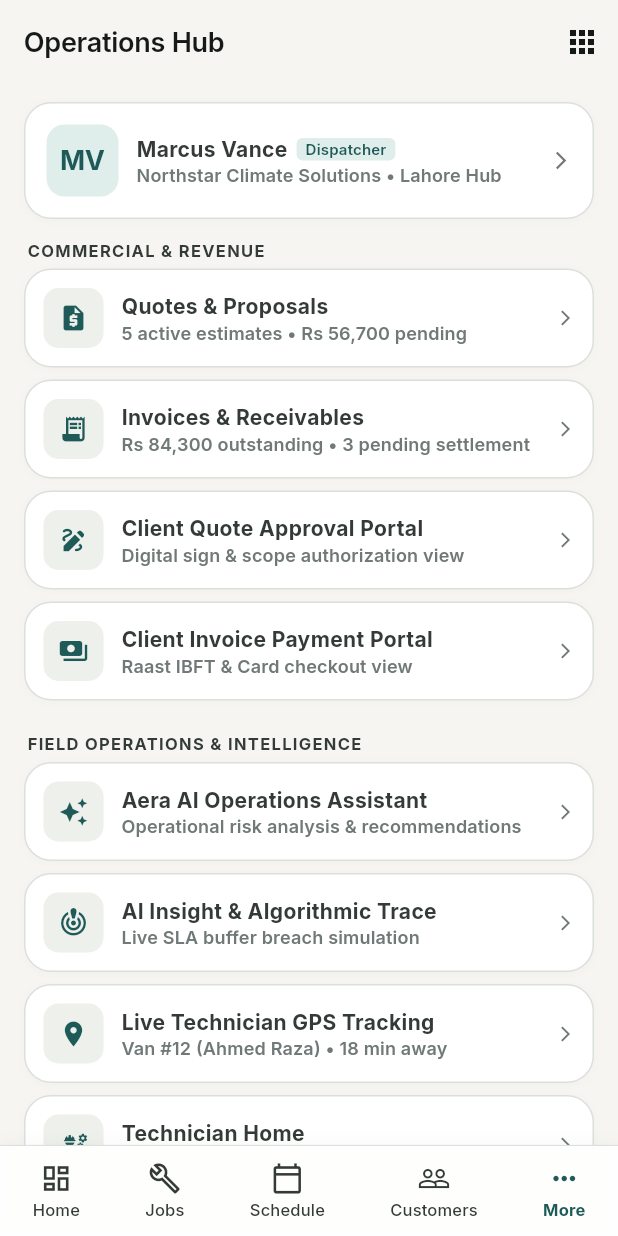
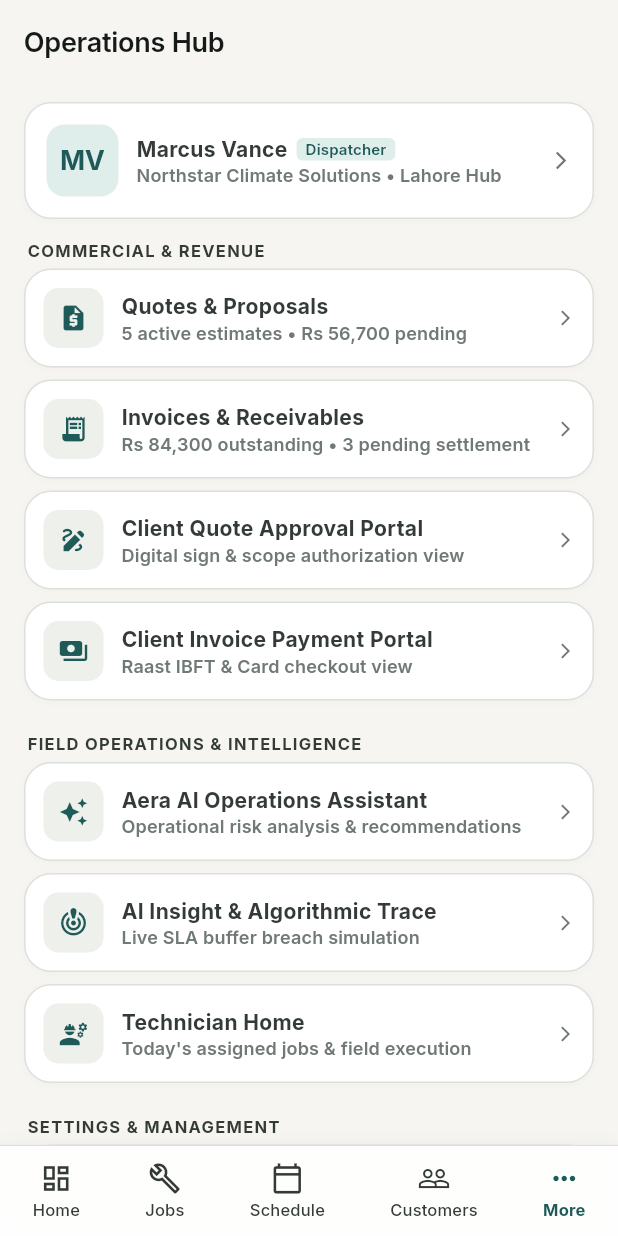
Before and after one commit to Abdul-Mueez-init/Aera, a Flutter app: the screen it shows after launch, item 5 of the bottom bar chosen, on a phone screen of 412 x 824 dp. Run offline on Flutter 3.47's test engine with Material 3 defaults, Android fonts, the phone set to English and light mode, and no system bars; our stand-ins replace flutter_riverpod, go_router, google_fonts, image_picker, shared_preferences; network calls fail.

Commit message:
Phase E4 & E5: Technician journey and route/API mismatches fixes

```diff
--- a/lib/core/router/app_scaffold.dart
+++ b/lib/core/router/app_scaffold.dart
@@ -106,7 +106,8 @@ class _ScreenCatalogDrawer extends StatelessWidget {
 
                   _categoryHeader('Batch 5: Field, AI & Settings'),
                   _item(context, 'Technician Home', '/technician-home'),
-                  _item(context, 'Technician Tracking', '/technician-tracking'),
+                  // Technician Tracking requires token and jobId parameters - disabled in catalog
+                  // _item(context, 'Technician Tracking', '/technician-tracking'),
                   _item(context, 'AI Operations Assistant', '/ai-assistant'),
                   _item(context, 'AI Insight Detail', '/ai-insight/ins-1'),
                   _item(context, 'Notifications', '/notifications'),
--- a/lib/features/more/more_screen.dart
+++ b/lib/features/more/more_screen.dart
@@ -13,13 +13,8 @@ class MoreScreen extends StatelessWidget {
       backgroundColor: AeraColors.canvas,
       appBar: AppBar(
         title: const Text('Operations Hub'),
-        actions: [
-          IconButton(
-            icon: const Icon(Icons.apps),
-            tooltip: 'Screen Catalog',
-            onPressed: () => Scaffold.of(context).openEndDrawer(),
-          ),
-        ],
+        // Screen catalog drawer is only available in main app shell
+        // Removed broken openEndDrawer call
       ),
       body: ListView(
         padding: const EdgeInsets.symmetric(horizontal: 16, vertical: 12),
@@ -150,13 +145,14 @@ class MoreScreen extends StatelessWidget {
             subtitle: 'Live SLA buffer breach simulation',
             route: '/ai-insight/ins-1',
           ),
-          _navItem(
-            context,
-            icon: Icons.location_on,
-            title: 'Live Technician GPS Tracking',
-            subtitle: 'Van #12 (Ahmed Raza) • 18 min away',
-            route: '/technician-tracking',
-          ),
+          // Technician tracking requires valid token and jobId - disabled
+          // _navItem(
+          //   context,
+          //   icon: Icons.location_on,
+          //   title: 'Live Technician GPS Tracking',
+          //   subtitle: 'Van #12 (Ahmed Raza) • 18 min away',
+          //   route: '/technician-tracking',
+          // ),
           _navItem(
             context,
             icon: Icons.engineering,
@@ -191,25 +187,8 @@ class MoreScreen extends StatelessWidget {
           ),
           const SizedBox(height: 14),
 
-          // Screen Catalog Shortcut
-          OutlinedButton.icon(
-            onPressed: () => Scaffold.of(context).openEndDrawer(),
-            icon: const Icon(Icons.apps, size: 18, color: AeraColors.accent),
-            label: const Text(
-              'Open Full 34-Screen Catalog Drawer',
-              style: TextStyle(
-                color: AeraColors.accent,
-                fontWeight: FontWeight.w600,
-              ),
-            ),
-            style: OutlinedButton.styleFrom(
-              minimumSize: const Size.fromHeight(48),
-              side: const BorderSide(color: AeraColors.accent),
-              shape: RoundedRectangleBorder(
-                borderRadius: BorderRadius.circular(12),
-              ),
-            ),
-          ),
+          // Screen catalog drawer is only available in main app shell
+          // Removed broken openEndDrawer shortcut button
           const SizedBox(height: 24),
         ],
       ),
--- a/lib/features/technician/job_brief_screen.dart
+++ b/lib/features/technician/job_brief_screen.dart
@@ -50,7 +50,7 @@ class _JobBriefScreenState extends ConsumerState<JobBriefScreen> {
           .transitionStatus(widget.jobId, 'EN_ROUTE');
       _refreshEverywhere();
       if (mounted) {
-        context.push('/technician/jobs/${widget.jobId}/work');
+        context.push('/technician/jobs/${widget.jobId}/en-route');
       }
     } catch (e) {
       _showError(e);
```
Also changed, not shown: lib/features/ai/ai_operations_assistant_screen.dart (+2 -5 lines), lib/features/jobs/job_detail_screen.dart (+9 -2 lines), lib/features/onboarding/business_basics_screen.dart (+3 -4 lines), lib/features/onboarding/onboarding_complete_screen.dart (+7 -2 lines), lib/features/settings/company_settings_screen.dart (+2 -7 lines), lib/features/settings/notifications_screen.dart (+2 -7 lines), lib/features/settings/profile_settings_screen.dart (+2 -7 lines), lib/features/technician/work_in_progress_screen.dart (+1 -8 lines).
